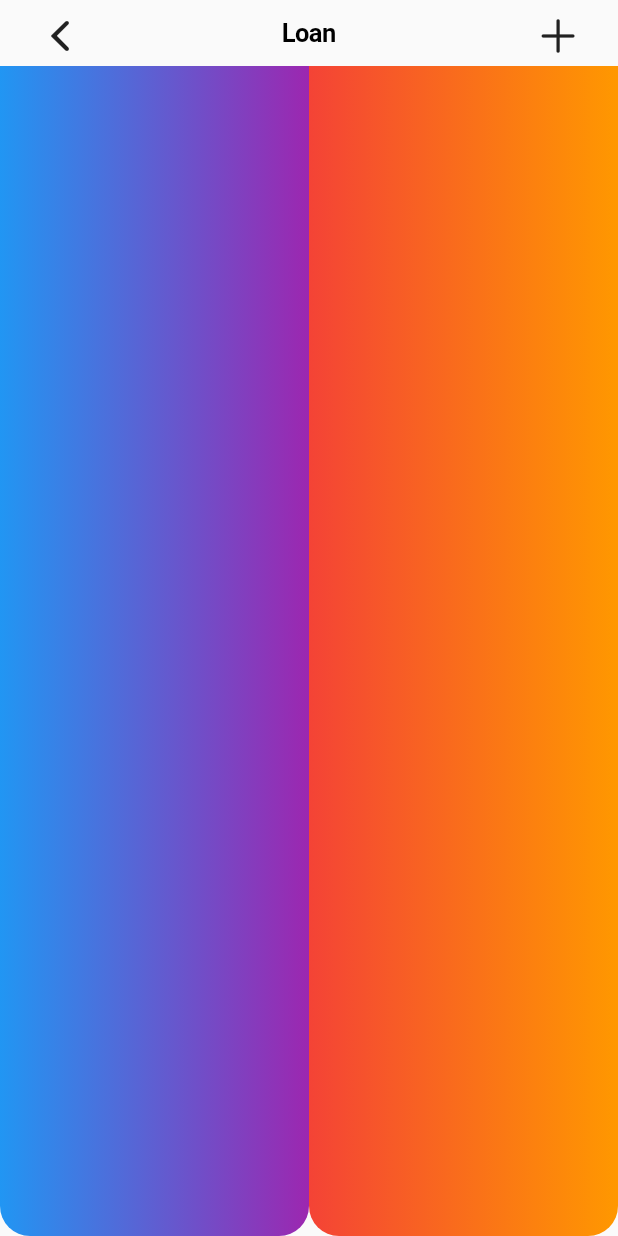
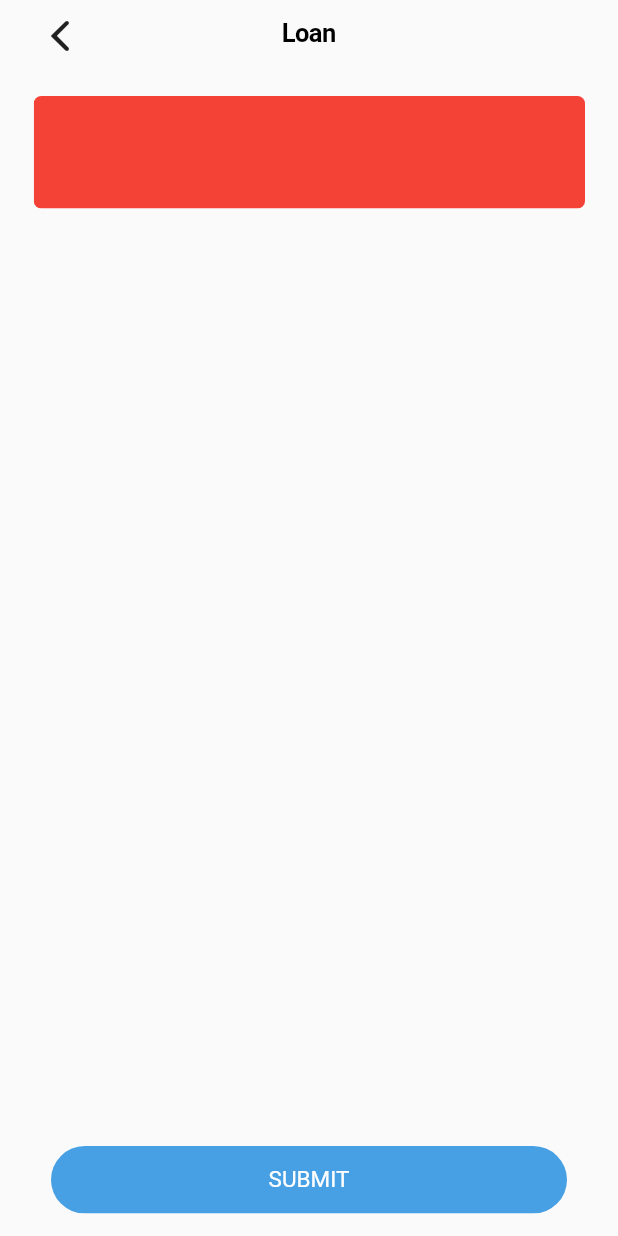
Before and after one commit to luffyjie/flutter, a Flutter app: the LoanFillPage screen opened directly, on a phone screen of 412 x 824 dp. Run offline on Flutter 3.47's test engine with Material 2 defaults, Android fonts, the phone set to English and light mode, and no system bars; our stand-ins replace flutter_swiper.

Commit message:
update ui code

```diff
--- a/flutter_autoLayout/lib/loan/loanFillPage.dart
+++ /dev/null
@@ -1,50 +0,0 @@
-import 'package:flutter/cupertino.dart';
-import 'package:flutter/material.dart';
-
-class LoanFillPage extends StatelessWidget {
-  @override
-  Widget build(BuildContext context) {
-    return new CupertinoPageScaffold(
-        navigationBar: CupertinoNavigationBar(
-          middle: Text('Loan'),
-          trailing: IconButton(
-            icon: Icon(
-              CupertinoIcons.add,
-            ),
-            onPressed: () {
-              Navigator.pushNamed(context, '/loanFill',
-                  arguments: {"loanId": "1"});
-            },
-          ),
-          leading: IconButton(
-            icon: Icon(
-              CupertinoIcons.back,
-            ),
-            onPressed: () {
-              Navigator.pop(context);
-            },
-          ),
-        ),
-        child: Row(
-          children: <Widget>[
-            // 根据 flex系数，分配剩余空间
-            Expanded(
-                flex: 1,
-                child: Container(
-                  decoration: BoxDecoration(
-                      borderRadius: BorderRadius.circular(20),
-                      gradient:
-                          LinearGradient(colors: [Colors.blue, Colors.purple])),
-                )),
-            Expanded(
-                flex: 1,
-                child: Container(
-                  decoration: BoxDecoration(
-                      borderRadius: BorderRadius.circular(20),
-                      gradient:
-                          LinearGradient(colors: [Colors.red, Colors.orange])),
-                ))
-          ],
-        ));
-  }
-}
--- /dev/null
+++ b/flutter_autoLayout/lib/loan/loan_fill_page.dart
@@ -0,0 +1,60 @@
+import 'package:flutter/cupertino.dart';
+import 'package:flutter/material.dart';
+import '../widget/submit_button.dart';
+
+class LoanFillPage extends StatelessWidget {
+  @override
+  Widget build(BuildContext context) {
+    return new CupertinoPageScaffold(
+        navigationBar: CupertinoNavigationBar(
+          middle: Text('Loan'),
+          leading: IconButton(
+            icon: Icon(
+              CupertinoIcons.back,
+            ),
+            onPressed: () {
+              Navigator.pop(context);
+            },
+          ),
+        ),
+        child: SafeArea(
+            child: Column(
+          children: [
+            Expanded(
+              flex: 1,
+              child: ListView(
+                children: [
+                  Container(
+                    margin:
+                        const EdgeInsets.only(left: 22.5, right: 22, top: 20),
+                    width: 200,
+                    height: 75,
+                    child: ClipRRect(
+                        borderRadius: BorderRadius.circular(5),
+                        child: Container(
+                          color: Colors.red,
+                        )),
+                  ),
+                ],
+              ),
+            ),
+            Row(
+              children: [
+                Expanded(
+                    child: Container(
+                  height: 45,
+                  margin:
+                      const EdgeInsets.only(left: 34, right: 34, bottom: 15),
+                  child: SubmitButton(
+                    name: "SUBMIT",
+                    onPressed: () {
+                      print(222);
+                    },
+                  ),
+                ))
+              ],
+            )
+          ],
+        )));
+  }
+}
--- /dev/null
+++ b/flutter_autoLayout/lib/public.dart
@@ -0,0 +1,4 @@
+library public;
+
+// App
+export 'package:flutter_autoLayout/basic/basic_page.dart';
--- /dev/null
+++ b/flutter_autoLayout/lib/widget/submit_button.dart
@@ -0,0 +1,23 @@
+import 'package:flutter/cupertino.dart';
+import 'package:flutter/material.dart';
+
+class SubmitButton extends StatelessWidget {
+  final String name;
+  final void Function() onPressed;
+
+  const SubmitButton({Key key, this.name, this.onPressed}) : super(key: key);
+
+  @override
+  Widget build(BuildContext context) {
+    return ClipRRect(
+        borderRadius: BorderRadius.circular(22.5),
+        child: FlatButton(
+            child: Text(name,
+                style: TextStyle(
+                    fontSize: 15,
+                    fontWeight: FontWeight.normal,
+                    color: Colors.white)),
+            color: Color(0xFF47A0E3),
+            onPressed: () {}));
+  }
+}
```
Also changed, not shown: flutter_autoLayout/lib/basic/basic_page.dart (added, +24 -0 lines), flutter_autoLayout/lib/loan/loan_cell.dart (+17 -10 lines), flutter_autoLayout/lib/loan/loan_page.dart (renamed from flutter_autoLayout/lib/loan/loanPage.dart, +0 -9 lines), flutter_autoLayout/lib/main.dart (+5 -3 lines), flutter_autoLayout/lib/pay/pay_method_list.dart (added, +23 -0 lines), flutter_autoLayout/lib/service/channel.dart (renamed from flutter_autoLayout/lib/basic/channel.dart).
